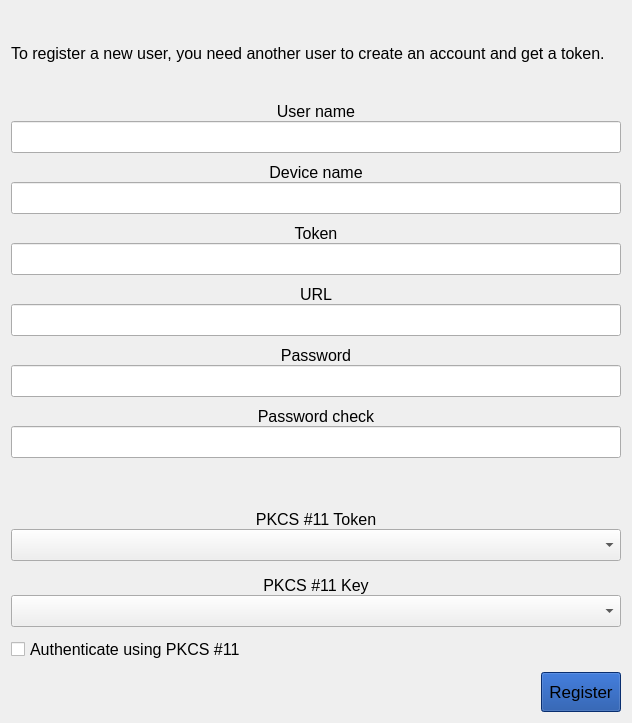
Before: the Qt Designer form parsec/core/gui/forms/claim_user_widget.ui in Scille/parsec-cloud, drawn with Qt 5.
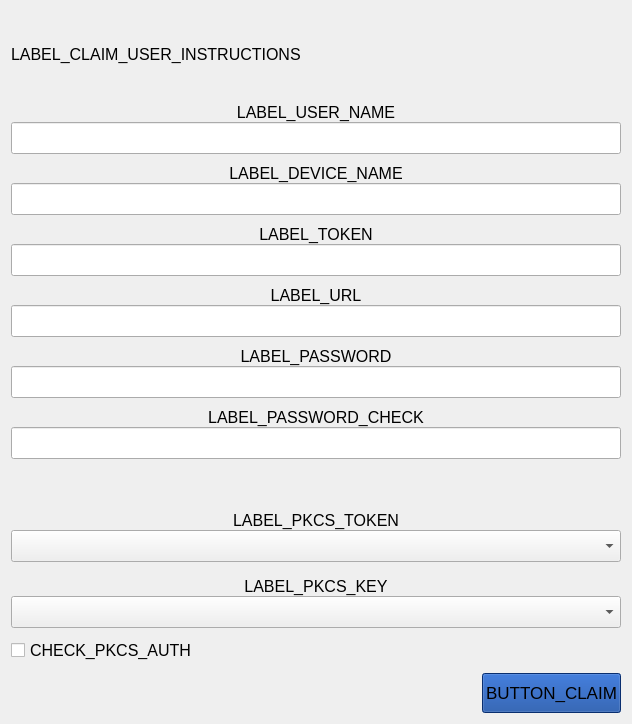
After: the same form once the commit is applied.

Patch:
```diff
--- a/parsec/core/gui/forms/claim_user_widget.ui
+++ b/parsec/core/gui/forms/claim_user_widget.ui
@@ -7,7 +7,7 @@
     <x>0</x>
     <y>0</y>
     <width>632</width>
-    <height>723</height>
+    <height>724</height>
    </rect>
   </property>
   <property name="sizePolicy">
@@ -52,7 +52,7 @@
       </font>
      </property>
      <property name="text">
-      <string>To register a new user, you need another user to create an account and get a token.</string>
+      <string>LABEL_CLAIM_USER_INSTRUCTIONS</string>
      </property>
      <property name="alignment">
       <set>Qt::AlignJustify|Qt::AlignVCenter</set>
@@ -135,7 +135,7 @@
               <string notr="true"/>
              </property>
              <property name="text">
-              <string>User name</string>
+              <string>LABEL_USER_NAME</string>
              </property>
              <property name="alignment">
               <set>Qt::AlignCenter</set>
@@ -175,7 +175,7 @@
               <string notr="true"/>
              </property>
              <property name="text">
-              <string>Device name</string>
+              <string>LABEL_DEVICE_NAME</string>
              </property>
              <property name="alignment">
               <set>Qt::AlignCenter</set>
@@ -215,7 +215,7 @@
               <string notr="true"/>
              </property>
              <property name="text">
-              <string>Token</string>
+              <string>LABEL_TOKEN</string>
              </property>
              <property name="alignment">
               <set>Qt::AlignCenter</set>
@@ -252,7 +252,7 @@
               </font>
              </property>
              <property name="text">
-              <string>URL</string>
+              <string>LABEL_URL</string>
              </property>
              <property name="alignment">
               <set>Qt::AlignCenter</set>
@@ -310,7 +310,7 @@
                  <string notr="true"/>
                 </property>
                 <property name="text">
-                 <string>Password</string>
+                 <string>LABEL_PASSWORD</string>
                 </property>
                 <property name="alignment">
                  <set>Qt::AlignCenter</set>
@@ -359,7 +359,7 @@
                  <string notr="true"/>
                 </property>
                 <property name="text">
-                 <string>Password check</string>
+                 <string>LABEL_PASSWORD_CHECK</string>
                 </property>
                 <property name="alignment">
                  <set>Qt::AlignCenter</set>
@@ -461,7 +461,7 @@
                  <string notr="true"/>
                 </property>
                 <property name="text">
-                 <string>PKCS #11 Token</string>
+                 <string>LABEL_PKCS_TOKEN</string>
                 </property>
                 <property name="alignment">
                  <set>Qt::AlignCenter</set>
@@ -504,7 +504,7 @@
                  <string notr="true"/>
                 </property>
                 <property name="text">
-                 <string>PKCS #11 Key</string>
+                 <string>LABEL_PKCS_KEY</string>
                 </property>
                 <property name="alignment">
                  <set>Qt::AlignCenter</set>
@@ -545,7 +545,7 @@
             <string notr="true"/>
            </property>
            <property name="text">
-            <string>Authenticate using PKCS #11</string>
+            <string>CHECK_PKCS_AUTH</string>
            </property>
            <property name="checkable">
             <bool>true</bool>
@@ -587,7 +587,7 @@
               <string notr="true"/>
              </property>
              <property name="text">
-              <string>Register</string>
+              <string>BUTTON_CLAIM</string>
              </property>
              <property name="iconSize">
               <size>
```
